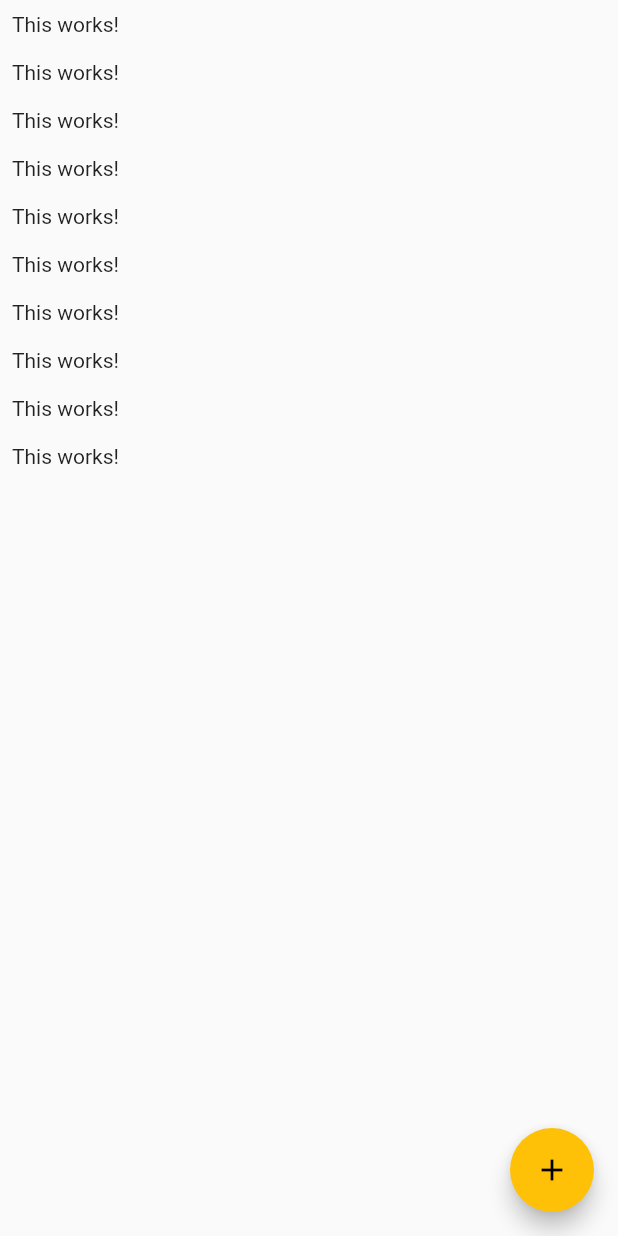
After one commit to himangshuishere/Flutter, a Flutter app: the ChatScreen screen opened directly, after a tap on the "add" icon, on a phone screen of 412 x 824 dp. The commit adds this screen. Run offline on Flutter 3.47's test engine with Material 2 defaults, Android fonts, the phone set to English and light mode, and no system bars; our stand-ins replace cloud_firestore, image_picker, location, shared_preferences; accounts and stored records are empty.

```diff
--- /dev/null
+++ b/chat_app/lib/screens/chat_screen.dart
@@ -0,0 +1,30 @@
+import 'package:cloud_firestore/cloud_firestore.dart';
+import 'package:flutter/material.dart';
+
+class ChatScreen extends StatelessWidget {
+  const ChatScreen({Key? key}) : super(key: key);
+
+  @override
+  Widget build(BuildContext context) {
+    return Scaffold(
+      body: ListView.builder(
+        itemCount: 10,
+        itemBuilder: (ctx, index) => Container(
+          padding: EdgeInsets.all(8),
+          child: Text('This works!'),
+        ),
+      ),
+      floatingActionButton: FloatingActionButton(
+        child: Icon(Icons.add),
+        onPressed: () {
+          FirebaseFirestore.instance
+              .collection('chats/TSEa9OzQSY1Sgjd08MEF/messages')
+              .snapshots()
+              .listen((event) {
+            print(event);
+          });
+        },
+      ),
+    );
+  }
+}
--- a/great_places_app/lib/helpers/location_helper.dart
+++ b/great_places_app/lib/helpers/location_helper.dart
@@ -8,7 +8,7 @@ const BING_API_KEY =
 class LocationHelper {
   static String generateLocationPreviewImage(
       {required double latitude, required double longitude}) {
-    return 'https://dev.virtualearth.net/REST/v1/Imagery/Map/Road/$latitude,$longitude/14?mapSize=500,500&pp=$latitude,$longitude;66&mapLayer=Basemap,Buildings&key=$BING_API_KEY';
+    return 'https://dev.virtualearth.net/REST/v1/Imagery/Map/Road/$latitude,$longitude/16?mapSize=500,500&pp=$latitude,$longitude;66&mapLayer=Basemap,Buildings&key=$BING_API_KEY';
   }
 
   static Future<String> getPlaceAddress(double lat, double lng) async {
--- a/great_places_app/lib/main.dart
+++ b/great_places_app/lib/main.dart
@@ -1,6 +1,7 @@
 import 'package:flutter/material.dart';
 import 'package:great_places_app/providers/great_places.dart';
 import 'package:great_places_app/screens/add_place_screen.dart';
+import 'package:great_places_app/screens/place_detail_screen.dart';
 import 'package:great_places_app/screens/places_list_screen.dart';
 import 'package:provider/provider.dart';
 
@@ -25,6 +26,7 @@ class MyApp extends StatelessWidget {
         home: PlacesListScreen(),
         routes: {
           AddPlaceScreen.routeName: (ctx) => AddPlaceScreen(),
+          PlaceDetailScreen.routeName:(ctx)=> PlaceDetailScreen(),
         },
       ),
     );
--- a/great_places_app/lib/providers/great_places.dart
+++ b/great_places_app/lib/providers/great_places.dart
@@ -10,6 +10,10 @@ class GreatPlaces with ChangeNotifier {
 
   List<Place> get items {
     return [..._items];
+  }
+
+  Place findById(String id) {
+    return _items.firstWhere((place) => place.id == id);
   }
 
   Future<void> addPlace(
--- a/great_places_app/lib/screens/places_list_screen.dart
+++ b/great_places_app/lib/screens/places_list_screen.dart
@@ -1,6 +1,7 @@
 import 'package:flutter/material.dart';
 import 'package:great_places_app/providers/great_places.dart';
 import 'package:great_places_app/screens/add_place_screen.dart';
+import 'package:great_places_app/screens/place_detail_screen.dart';
 import 'package:provider/provider.dart';
 
 class PlacesListScreen extends StatelessWidget {
@@ -44,7 +45,9 @@ class PlacesListScreen extends StatelessWidget {
                                     subtitle: Text(
                                         greatPlaces.items[i].location!.address),
                                     onTap: () {
-                                      // Go to Detail Page.
+                                      Navigator.of(ctx).pushNamed(
+                                          PlaceDetailScreen.routeName,
+                                          arguments: greatPlaces.items[i].id);
                                     },
                                   ),
                                 ),
```
Also changed, not shown: chat_app/lib/main.dart (+3 -97 lines), chat_app/pubspec.yaml (+4 -12 lines), great_places_app/lib/screens/place_detail_screen.dart (+58 -0 lines), chat_app/lib/screens/auth_screen.dart (added), chat_app/pubspec.lock, 4 other files.
